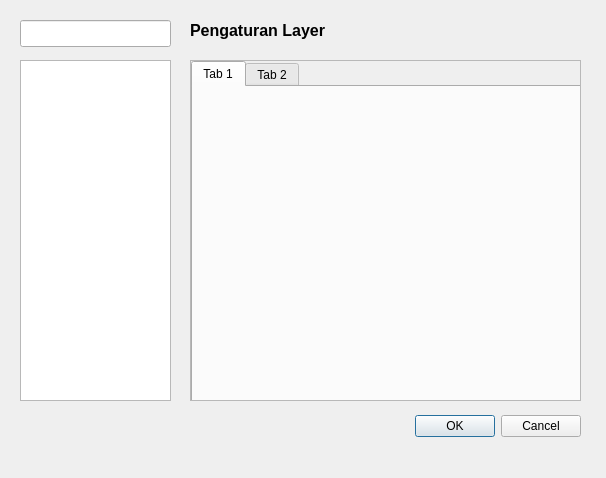
Before: the Qt Designer form ui/pengaturan.ui in nyanyaon/GeoKKP-GIS, drawn with Qt 5.
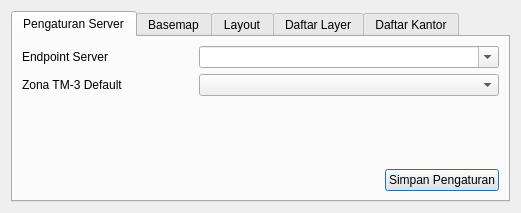
After: the same form once the commit is applied. Custom widgets are drawn as their Qt base class.

Commit message: refactor lokasi panel

```diff
--- a/ui/pengaturan.ui
+++ b/ui/pengaturan.ui
@@ -6,138 +6,174 @@
    <rect>
     <x>0</x>
     <y>0</y>
-    <width>606</width>
-    <height>478</height>
+    <width>521</width>
+    <height>213</height>
    </rect>
   </property>
   <property name="windowTitle">
    <string>Dialog</string>
   </property>
-  <widget class="QDialogButtonBox" name="buttonBox">
-   <property name="geometry">
-    <rect>
-     <x>240</x>
-     <y>410</y>
-     <width>341</width>
-     <height>32</height>
-    </rect>
+  <layout class="QGridLayout" name="gridLayout">
+   <property name="sizeConstraint">
+    <enum>QLayout::SetDefaultConstraint</enum>
    </property>
-   <property name="orientation">
-    <enum>Qt::Horizontal</enum>
-   </property>
-   <property name="standardButtons">
-    <set>QDialogButtonBox::Cancel|QDialogButtonBox::Ok</set>
-   </property>
-  </widget>
-  <widget class="QListView" name="listView">
-   <property name="geometry">
-    <rect>
-     <x>20</x>
-     <y>60</y>
-     <width>151</width>
-     <height>341</height>
-    </rect>
-   </property>
-   <property name="alternatingRowColors">
-    <bool>true</bool>
-   </property>
-  </widget>
-  <widget class="QgsFilterLineEdit" name="mLineEdit">
-   <property name="geometry">
-    <rect>
-     <x>20</x>
-     <y>20</y>
-     <width>151</width>
-     <height>27</height>
-    </rect>
-   </property>
-   <property name="showSearchIcon">
-    <bool>true</bool>
-   </property>
-   <property name="qgisRelation" stdset="0">
-    <string notr="true"/>
-   </property>
-  </widget>
-  <widget class="QLabel" name="label">
-   <property name="geometry">
-    <rect>
-     <x>190</x>
-     <y>20</y>
-     <width>151</width>
-     <height>21</height>
-    </rect>
-   </property>
-   <property name="font">
-    <font>
-     <family>Arial</family>
-     <pointsize>12</pointsize>
-     <weight>75</weight>
-     <bold>true</bold>
-    </font>
-   </property>
-   <property name="text">
-    <string>Pengaturan Layer</string>
-   </property>
-  </widget>
-  <widget class="QStackedWidget" name="stackedWidget">
-   <property name="geometry">
-    <rect>
-     <x>190</x>
-     <y>60</y>
-     <width>391</width>
-     <height>341</height>
-    </rect>
-   </property>
-   <property name="frameShape">
-    <enum>QFrame::StyledPanel</enum>
-   </property>
-   <widget class="QWidget" name="page">
-    <widget class="QTabWidget" name="tabWidget">
-     <property name="geometry">
-      <rect>
-       <x>0</x>
-       <y>0</y>
-       <width>391</width>
-       <height>341</height>
-      </rect>
-     </property>
-     <widget class="QWidget" name="tab">
-      <attribute name="title">
-       <string>Tab 1</string>
-      </attribute>
-      <widget class="QgsProjectionSelectionWidget" name="mQgsProjectionSelectionWidget">
-       <property name="geometry">
-        <rect>
-         <x>70</x>
-         <y>90</y>
-         <width>160</width>
-         <height>27</height>
-        </rect>
+   <item row="0" column="0">
+    <layout class="QHBoxLayout" name="horizontalLayout">
+     <item>
+      <widget class="QTabWidget" name="tabPengaturanServer">
+       <property name="minimumSize">
+        <size>
+         <width>450</width>
+         <height>0</height>
+        </size>
        </property>
+       <property name="currentIndex">
+        <number>0</number>
+       </property>
+       <widget class="QWidget" name="server">
+        <attribute name="title">
+         <string>Pengaturan Server</string>
+        </attribute>
+        <layout class="QGridLayout" name="gridLayout_2">
+         <item row="0" column="0">
+          <layout class="QHBoxLayout" name="horizontalLayout_2">
+           <item>
+            <widget class="QLabel" name="label">
+             <property name="text">
+              <string>Endpoint Server</string>
+             </property>
+            </widget>
+           </item>
+           <item>
+            <spacer name="horizontalSpacer">
+             <property name="orientation">
+              <enum>Qt::Horizontal</enum>
+             </property>
+             <property name="sizeHint" stdset="0">
+              <size>
+               <width>40</width>
+               <height>20</height>
+              </size>
+             </property>
+            </spacer>
+           </item>
+           <item>
+            <widget class="QComboBox" name="comboBoxEndpoint">
+             <property name="minimumSize">
+              <size>
+               <width>300</width>
+               <height>0</height>
+              </size>
+             </property>
+             <property name="cursor">
+              <cursorShape>ArrowCursor</cursorShape>
+             </property>
+             <property name="editable">
+              <bool>true</bool>
+             </property>
+            </widget>
+           </item>
+          </layout>
+         </item>
+         <item row="1" column="0">
+          <layout class="QHBoxLayout" name="horizontalLayout_3">
+           <item>
+            <widget class="QLabel" name="label_2">
+             <property name="text">
+              <string>Zona TM-3 Default</string>
+             </property>
+            </widget>
+           </item>
+           <item>
+            <spacer name="horizontalSpacer_2">
+             <property name="orientation">
+              <enum>Qt::Horizontal</enum>
+             </property>
+             <property name="sizeHint" stdset="0">
+              <size>
+               <width>40</width>
+               <height>20</height>
+              </size>
+             </property>
+            </spacer>
+           </item>
+           <item>
+            <widget class="QComboBox" name="comboBoxZonaTM3">
+             <property name="minimumSize">
+              <size>
+               <width>300</width>
+               <height>0</height>
+              </size>
+             </property>
+            </widget>
+           </item>
+          </layout>
+         </item>
+         <item row="2" column="0">
+          <spacer name="verticalSpacer">
+           <property name="orientation">
+            <enum>Qt::Vertical</enum>
+           </property>
+           <property name="sizeHint" stdset="0">
+            <size>
+             <width>20</width>
+             <height>40</height>
+            </size>
+           </property>
+          </spacer>
+         </item>
+         <item row="3" column="0">
+          <layout class="QHBoxLayout" name="horizontalLayout_4">
+           <item>
+            <spacer name="horizontalSpacer_3">
+             <property name="orientation">
+              <enum>Qt::Horizontal</enum>
+             </property>
+             <property name="sizeHint" stdset="0">
+              <size>
+               <width>40</width>
+               <height>20</height>
+              </size>
+             </property>
+            </spacer>
+           </item>
+           <item>
+            <widget class="QPushButton" name="simpanAturServer">
+             <property name="text">
+              <string>Simpan Pengaturan</string>
+             </property>
+            </widget>
+           </item>
+          </layout>
+         </item>
+        </layout>
+       </widget>
+       <widget class="QWidget" name="basemap">
+        <attribute name="title">
+         <string>Basemap</string>
+        </attribute>
+       </widget>
+       <widget class="QWidget" name="tab_2">
+        <attribute name="title">
+         <string>Layout</string>
+        </attribute>
+       </widget>
+       <widget class="QWidget" name="layer">
+        <attribute name="title">
+         <string>Daftar Layer</string>
+        </attribute>
+       </widget>
+       <widget class="QWidget" name="tab">
+        <attribute name="title">
+         <string>Daftar Kantor</string>
+        </attribute>
+       </widget>
       </widget>
-     </widget>
-     <widget class="QWidget" name="tab_2">
-      <attribute name="title">
-       <string>Tab 2</string>
-      </attribute>
-     </widget>
-    </widget>
-   </widget>
-   <widget class="QWidget" name="page_2"/>
-  </widget>
+     </item>
+    </layout>
+   </item>
+  </layout>
  </widget>
- <customwidgets>
-  <customwidget>
-   <class>QgsFilterLineEdit</class>
-   <extends>QLineEdit</extends>
-   <header>qgsfilterlineedit.h</header>
-  </customwidget>
-  <customwidget>
-   <class>QgsProjectionSelectionWidget</class>
-   <extends>QWidget</extends>
-   <header>qgsprojectionselectionwidget.h</header>
-  </customwidget>
- </customwidgets>
  <resources/>
  <connections>
   <connection>
```
Left out of the diff: 41 changed lines with no effect on the pictures. The commit also changes 13 other files.
